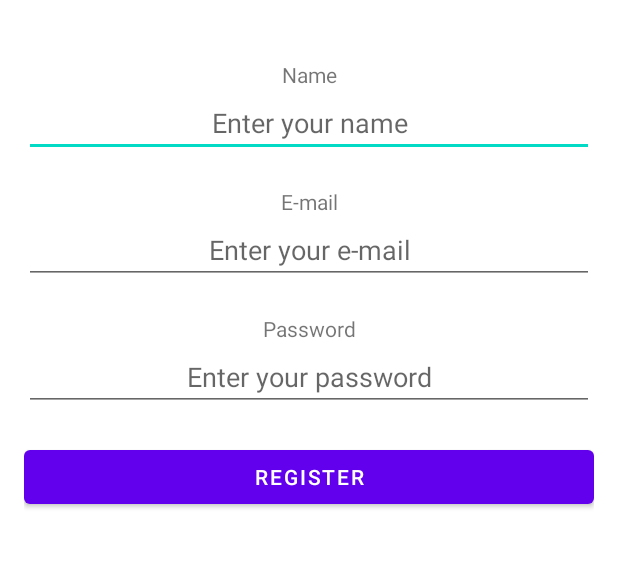
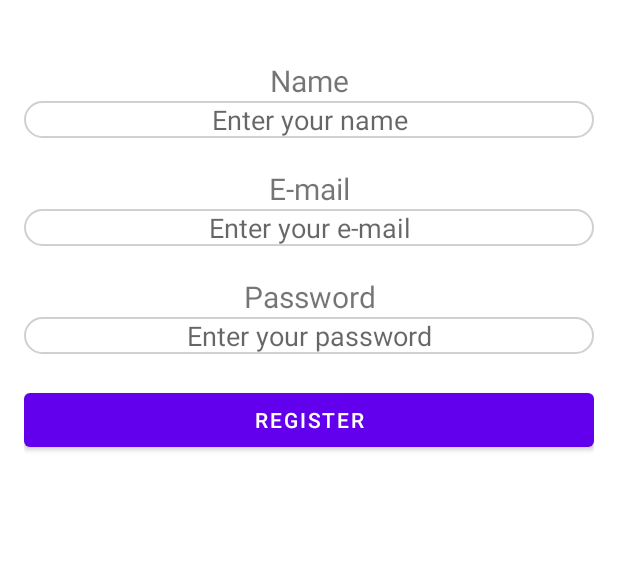
Before and after one commit to ozancanguz/Motivate-Me-App, an Android app: the layout activity_register.xml on its own in the app's theme, with its tools: preview values and no code run, on a phone screen of 412 x 824 dp, the part 444-1012 px from its top. Run offline under Robolectric (Android 15) with nearby library versions, the phone set to English and light mode, and no system bars.

Commit message:
-themes edited

```diff
--- a/app/src/main/java/com/ozancanguz/motivate_me_app/ui/login/LoginActivity.kt
+++ b/app/src/main/java/com/ozancanguz/motivate_me_app/ui/login/LoginActivity.kt
@@ -1,8 +1,10 @@
 package com.ozancanguz.motivate_me_app.ui.login
 
+import android.content.Intent
 import androidx.appcompat.app.AppCompatActivity
 import android.os.Bundle
 import com.ozancanguz.motivate_me_app.databinding.ActivityLoginBinding
+import com.ozancanguz.motivate_me_app.ui.register.RegisterActivity
 
 class LoginActivity : AppCompatActivity() {
 
@@ -15,5 +17,9 @@ class LoginActivity : AppCompatActivity() {
         setContentView(view)
 
 
+        binding.registerButton.setOnClickListener {
+            startActivity(Intent(this@LoginActivity,RegisterActivity::class.java))
+
+        }
     }
 }
--- a/app/src/main/res/layout/activity_login.xml
+++ b/app/src/main/res/layout/activity_login.xml
@@ -5,11 +5,11 @@
     xmlns:tools="http://schemas.android.com/tools"
     android:orientation="vertical"
     tools:context=".ui.login.LoginActivity"
-    android:layout_marginTop="150dp"
+    android:layout_marginTop="250dp"
     android:padding="16dp">
 
     <ImageView
-        android:layout_width="wrap_content"
+        android:layout_width="match_parent"
         android:layout_height="wrap_content"
         android:layout_gravity="center_horizontal"
         android:layout_marginBottom="40dp"
--- a/app/src/main/res/layout/activity_register.xml
+++ b/app/src/main/res/layout/activity_register.xml
@@ -21,6 +21,7 @@
     <TextView
         android:layout_width="match_parent"
         android:layout_height="wrap_content"
+        android:textSize="20sp"
         android:gravity="center"
         android:text="Name"/>
 
@@ -29,6 +30,7 @@
         android:layout_width="match_parent"
         android:layout_height="wrap_content"
         android:gravity="center"
+        android:background="@drawable/round_corners"
           android:layout_marginBottom="20dp"
         android:hint="Enter your name"/>
 
@@ -36,6 +38,8 @@
         android:layout_width="match_parent"
         android:layout_height="wrap_content"
         android:gravity="center"
+
+        android:textSize="20sp"
 
         android:text="E-mail"/>
 
@@ -45,13 +49,15 @@
         android:layout_height="wrap_content"
         android:gravity="center"
         android:layout_marginBottom="20dp"
-
+android:background="@drawable/round_corners"
         android:hint="Enter your e-mail"/>
 
     <TextView
         android:layout_width="match_parent"
         android:layout_height="wrap_content"
         android:gravity="center"
+        android:textSize="20sp"
+
         android:text="Password"/>
 
     <EditText
@@ -59,7 +65,7 @@
         android:layout_width="match_parent"
         android:gravity="center"
         android:layout_marginBottom="20dp"
-
+android:background="@drawable/round_corners"
         android:layout_height="wrap_content"
         android:hint="Enter your password"
         android:inputType="textPassword"/>
--- a/app/src/main/res/values/themes.xml
+++ b/app/src/main/res/values/themes.xml
@@ -1,6 +1,6 @@
 <resources xmlns:tools="http://schemas.android.com/tools">
     <!-- Base application theme. -->
-    <style name="Theme.MotivateMeApp" parent="Theme.MaterialComponents.DayNight.DarkActionBar">
+    <style name="Theme.MotivateMeApp" parent="Theme.MaterialComponents.DayNight.NoActionBar">
         <!-- Primary brand color. -->
         <item name="colorPrimary">@color/purple_500</item>
         <item name="colorPrimaryVariant">@color/purple_700</item>
```
Also changed, not shown: app/src/main/AndroidManifest.xml (+9 -9 lines), 1 other file.
